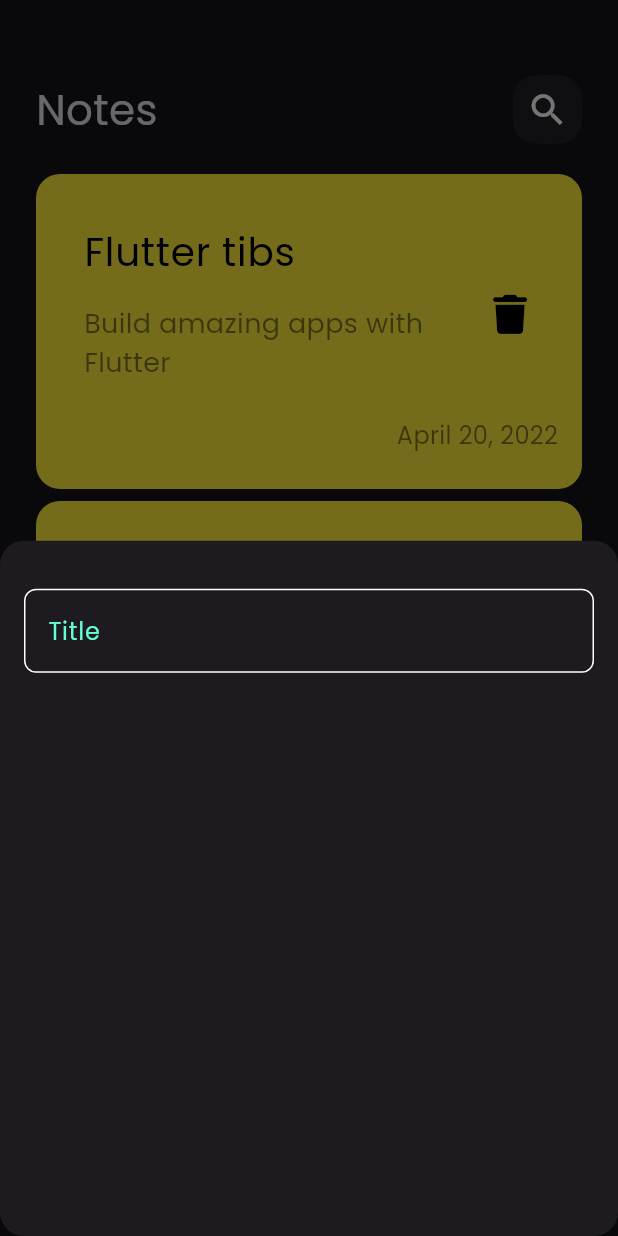
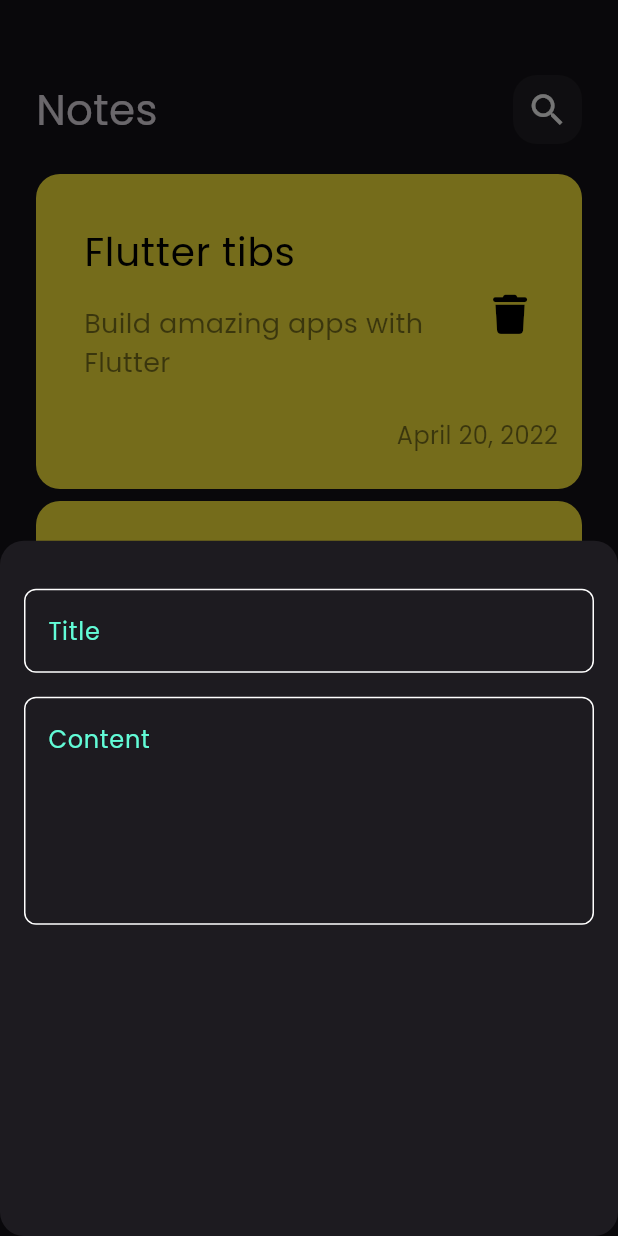
Before and after one commit to AsmaelMohamed2023/NotesApp, a Flutter app: the screen it shows after launch, after a tap on the "add" icon, on a phone screen of 412 x 824 dp. Run offline on Flutter 3.47's test engine with Material 3 defaults, Android fonts, the phone set to English and light mode, and no system bars; our stand-ins replace font_awesome_flutter.

Commit message:
Add fields on bottom sheet

```diff
--- a/lib/views/notes_view.dart
+++ b/lib/views/notes_view.dart
@@ -1,4 +1,5 @@
 import 'package:flutter/material.dart';
+import 'package:notes_app/constants.dart';
 import 'package:notes_app/views/widget/note_bottom_sheet.dart';
 import 'package:notes_app/views/widget/notes_view_body.dart';
 
@@ -10,7 +11,7 @@ class NotesView extends StatelessWidget {
     return Scaffold(
       body: const NotesViewBody(),
       floatingActionButton: FloatingActionButton(
-        backgroundColor: Colors.blueAccent,
+        backgroundColor: kPrimaryColor,
         onPressed: () {
           showModalBottomSheet(
               //to make it rounded mast take shape of bottom sheet
@@ -22,7 +23,7 @@ class NotesView extends StatelessWidget {
                 return const NoteModelBottomSheet();
               });
         },
-        child: const Icon(Icons.add),
+        child: const Icon(Icons.add, color: Colors.black),
       ),
     );
   }
--- a/lib/views/widget/custom_text_field.dart
+++ b/lib/views/widget/custom_text_field.dart
@@ -2,13 +2,15 @@ import 'package:flutter/material.dart';
 import 'package:notes_app/constants.dart';
 
 class CustomTextField extends StatelessWidget {
-  const CustomTextField({super.key});
-
+  const CustomTextField({super.key, required this.hint, this.maxLines = 1});
+  final String hint;
+  final int maxLines;
   @override
   Widget build(BuildContext context) {
     return TextField(
+      maxLines: maxLines,
       decoration: InputDecoration(
-        hintText: 'Title',
+        hintText: hint,
         hintStyle: const TextStyle(color: kPrimaryColor),
         border: buildBorder(),
         enabledBorder: buildBorder(),
--- a/lib/views/widget/note_bottom_sheet.dart
+++ b/lib/views/widget/note_bottom_sheet.dart
@@ -12,7 +12,14 @@ class NoteModelBottomSheet extends StatelessWidget {
       child: Column(
         children: [
           SizedBox(height: 32),
-          CustomTextField(),
+          CustomTextField(
+            hint: 'Title',
+          ),
+          SizedBox(height: 16),
+          CustomTextField(
+            hint: 'Content',
+            maxLines: 5,
+          ),
         ],
       ),
     );
```
